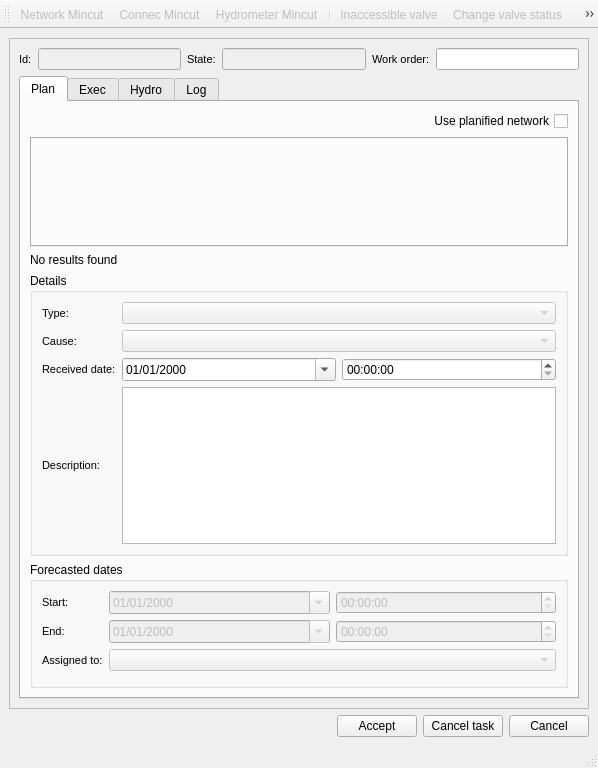
Giswater/giswater_qgis_plugin, file core/ui/toolbars/om/mincut.ui: the form before one commit.
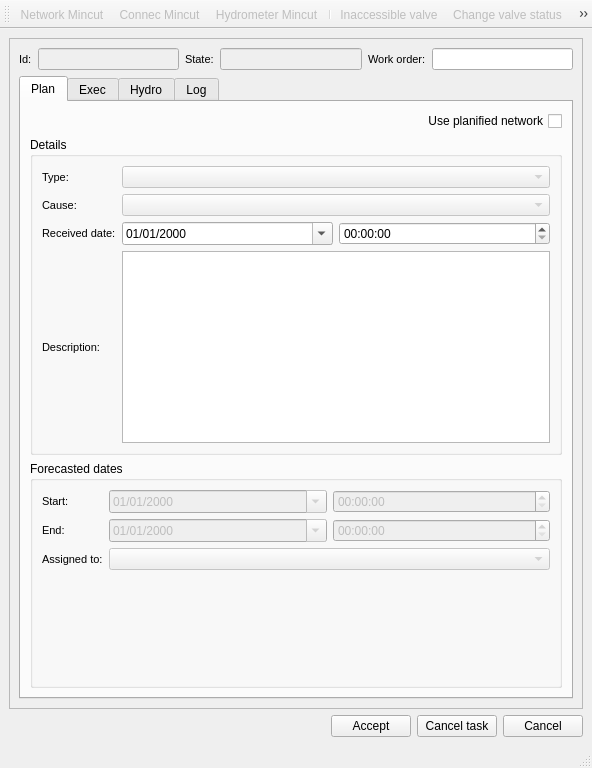
The form after the commit. Icons and pictures are not drawn.

What changed in the file:
```diff
--- a/core/ui/toolbars/om/mincut.ui
+++ b/core/ui/toolbars/om/mincut.ui
@@ -6,7 +6,7 @@
    <rect>
     <x>0</x>
     <y>0</y>
-    <width>598</width>
+    <width>592</width>
     <height>768</height>
    </rect>
   </property>
@@ -37,8 +37,8 @@
         <rect>
          <x>0</x>
          <y>0</y>
-         <width>578</width>
-         <height>667</height>
+         <width>547</width>
+         <height>683</height>
         </rect>
        </property>
        <layout class="QGridLayout" name="gridLayout_5">
@@ -195,35 +195,6 @@
               </property>
              </widget>
             </item>
-            <item>
-             <widget class="QTabWidget" name="main_tab">
-              <property name="minimumSize">
-               <size>
-                <width>0</width>
-                <height>110</height>
-               </size>
-              </property>
-              <property name="font">
-               <font>
-                <weight>75</weight>
-                <bold>true</bold>
-               </font>
-              </property>
-              <property name="currentIndex">
-               <number>-1</number>
-              </property>
-              <property name="elideMode">
-               <enum>Qt::ElideLeft</enum>
-              </property>
-             </widget>
-            </item>
-            <item>
-             <widget class="QLabel" name="lbl_msg">
-              <property name="text">
-               <string>No results found</string>
-              </property>
-             </widget>
-            </item>
             <item>
              <widget class="QGroupBox" name="grb_plan_details">
               <property name="title">
```
Left out of the diff: 1 changed line with no effect on the pictures.
